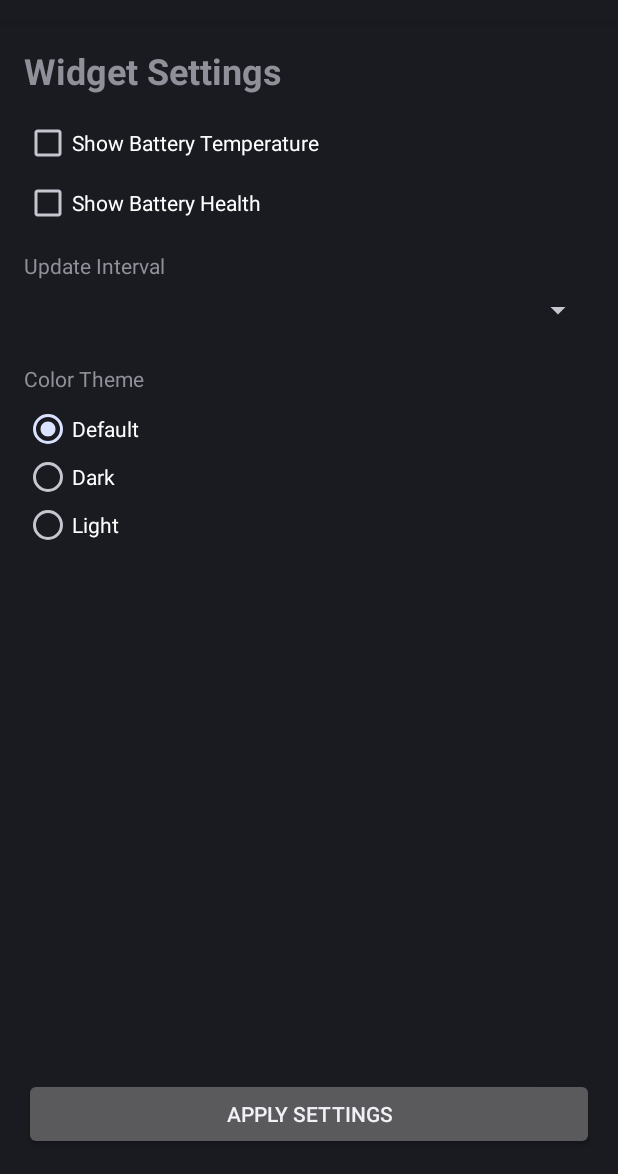
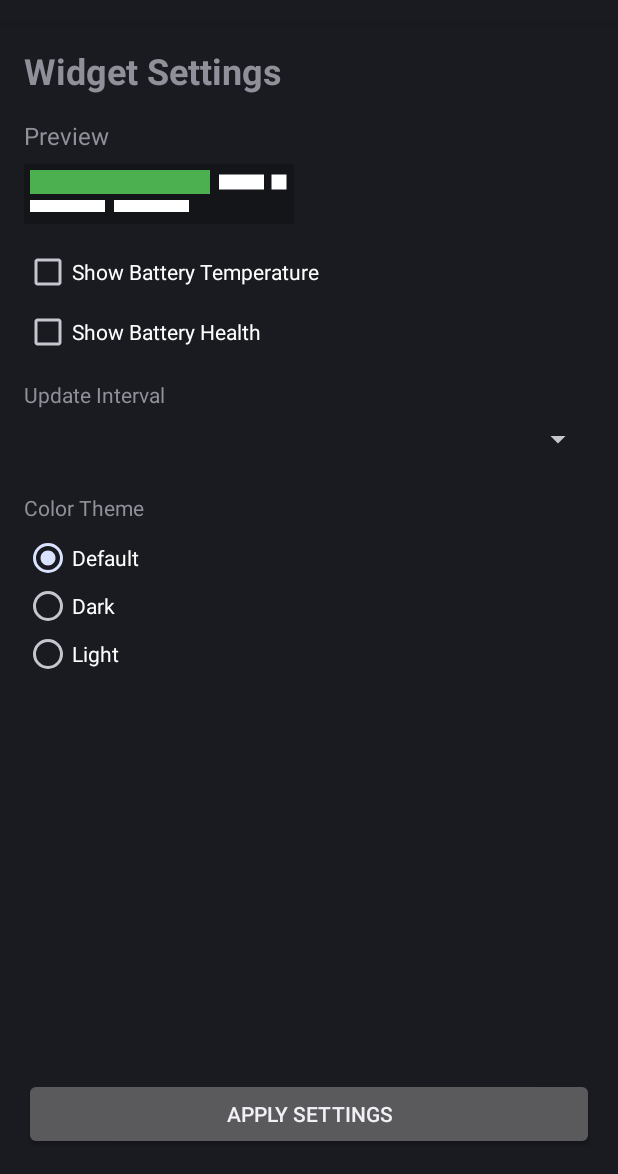
Before and after one commit to DerpFest-AOSP/packages_apps_Prospect, an Android app: the WidgetConfigActivity screen opened directly, with no data from a screen before it, on a phone screen of 412 x 824 dp, the part 62-1236 px from its top. Run offline under Robolectric (Android 15) with nearby library versions, the phone set to English and light mode, and no system bars; 1 statement that could not run was skipped.

Commit message:
Prospect: Add widget theme preview in configuration activity
- Implement dynamic widget preview based on selected theme
- Add ImageView to display theme variations (default, light, dark)
- Update configuration activity to load and reflect theme preview

```diff
--- a/app/src/main/java/org/derpfest/prospect/config/WidgetConfigActivity.kt
+++ b/app/src/main/java/org/derpfest/prospect/config/WidgetConfigActivity.kt
@@ -18,6 +18,7 @@ class WidgetConfigActivity : Activity() {
     private lateinit var showBatteryHealth: CheckBox
     private lateinit var updateInterval: Spinner
     private lateinit var themeSelection: RadioGroup
+    private lateinit var widgetPreview: ImageView
 
     override fun onCreate(savedInstanceState: Bundle?) {
         super.onCreate(savedInstanceState)
@@ -40,6 +41,7 @@ class WidgetConfigActivity : Activity() {
         showBatteryHealth = findViewById(R.id.showBatteryHealth)
         updateInterval = findViewById(R.id.updateInterval)
         themeSelection = findViewById(R.id.themeSelection)
+        widgetPreview = findViewById(R.id.widget_preview)
 
         // Setup spinner
         ArrayAdapter.createFromResource(
@@ -49,6 +51,16 @@ class WidgetConfigActivity : Activity() {
         ).also { adapter ->
             adapter.setDropDownViewResource(android.R.layout.simple_spinner_dropdown_item)
             updateInterval.adapter = adapter
+        }
+
+        // Setup theme selection listener
+        themeSelection.setOnCheckedChangeListener { _, checkedId ->
+            val previewDrawable = when (checkedId) {
+                R.id.themeDark -> R.drawable.noblesse_preview_dark
+                R.id.themeLight -> R.drawable.noblesse_preview_light
+                else -> R.drawable.noblesse_preview_default
+            }
+            widgetPreview.setImageResource(previewDrawable)
         }
 
         // Load saved preferences if any
@@ -70,7 +82,16 @@ class WidgetConfigActivity : Activity() {
         showBatteryTemp.isChecked = prefs.getBoolean(getPreferenceKey(PREF_SHOW_TEMP), false)
         showBatteryHealth.isChecked = prefs.getBoolean(getPreferenceKey(PREF_SHOW_HEALTH), false)
         updateInterval.setSelection(prefs.getInt(getPreferenceKey(PREF_UPDATE_INTERVAL), 0))
-        themeSelection.check(prefs.getInt(getPreferenceKey(PREF_THEME), R.id.themeDefault))
+
+        // Load theme and update preview
+        val savedTheme = prefs.getInt(getPreferenceKey(PREF_THEME), R.id.themeDefault)
+        themeSelection.check(savedTheme)
+        val previewDrawable = when (savedTheme) {
+            R.id.themeDark -> R.drawable.noblesse_preview_dark
+            R.id.themeLight -> R.drawable.noblesse_preview_light
+            else -> R.drawable.noblesse_preview_default
+        }
+        widgetPreview.setImageResource(previewDrawable)
     }
 
     private fun savePreferences() {
--- /dev/null
+++ b/app/src/main/res/drawable/noblesse_preview_dark.xml
@@ -0,0 +1,37 @@
+<?xml version="1.0" encoding="utf-8"?>
+<vector xmlns:android="http://schemas.android.com/apk/res/android"
+    android:width="180dp"
+    android:height="40dp"
+    android:viewportWidth="180"
+    android:viewportHeight="40">
+
+    <!-- Background -->
+    <path
+        android:fillColor="@color/widget_bg_dark"
+        android:pathData="M0,0h180v40h-180z"/>
+
+    <!-- Battery Level Bar -->
+    <path
+        android:fillColor="@color/battery_good"
+        android:pathData="M4,4h120v16h-120z"/>
+
+    <!-- Battery Percentage -->
+    <path
+        android:fillColor="@color/widget_text_dark"
+        android:pathData="M130,7h30v10h-30z"/>
+
+    <!-- Charging Icon -->
+    <path
+        android:fillColor="@color/widget_text_dark"
+        android:pathData="M165,7h10v10h-10z"/>
+
+    <!-- Temperature Text -->
+    <path
+        android:fillColor="@color/widget_text_dark"
+        android:pathData="M4,24h50v8h-50z"/>
+
+    <!-- Health Status Text -->
+    <path
+        android:fillColor="@color/widget_text_dark"
+        android:pathData="M60,24h50v8h-50z"/>
+</vector>
--- /dev/null
+++ b/app/src/main/res/drawable/noblesse_preview_default.xml
@@ -0,0 +1,37 @@
+<?xml version="1.0" encoding="utf-8"?>
+<vector xmlns:android="http://schemas.android.com/apk/res/android"
+    android:width="180dp"
+    android:height="40dp"
+    android:viewportWidth="180"
+    android:viewportHeight="40">
+
+    <!-- Background -->
+    <path
+        android:fillColor="@color/widget_bg_default"
+        android:pathData="M0,0h180v40h-180z"/>
+
+    <!-- Battery Level Bar -->
+    <path
+        android:fillColor="@color/battery_good"
+        android:pathData="M4,4h120v16h-120z"/>
+
+    <!-- Battery Percentage -->
+    <path
+        android:fillColor="@color/widget_text_default"
+        android:pathData="M130,7h30v10h-30z"/>
+
+    <!-- Charging Icon -->
+    <path
+        android:fillColor="@color/widget_text_default"
+        android:pathData="M165,7h10v10h-10z"/>
+
+    <!-- Temperature Text -->
+    <path
+        android:fillColor="@color/widget_text_default"
+        android:pathData="M4,24h50v8h-50z"/>
+
+    <!-- Health Status Text -->
+    <path
+        android:fillColor="@color/widget_text_default"
+        android:pathData="M60,24h50v8h-50z"/>
+</vector>
--- /dev/null
+++ b/app/src/main/res/drawable/noblesse_preview_light.xml
@@ -0,0 +1,37 @@
+<?xml version="1.0" encoding="utf-8"?>
+<vector xmlns:android="http://schemas.android.com/apk/res/android"
+    android:width="180dp"
+    android:height="40dp"
+    android:viewportWidth="180"
+    android:viewportHeight="40">
+
+    <!-- Background -->
+    <path
+        android:fillColor="@color/widget_bg_light"
+        android:pathData="M0,0h180v40h-180z"/>
+
+    <!-- Battery Level Bar -->
+    <path
+        android:fillColor="@color/battery_good"
+        android:pathData="M4,4h120v16h-120z"/>
+
+    <!-- Battery Percentage -->
+    <path
+        android:fillColor="@color/widget_text_light"
+        android:pathData="M130,7h30v10h-30z"/>
+
+    <!-- Charging Icon -->
+    <path
+        android:fillColor="@color/widget_text_light"
+        android:pathData="M165,7h10v10h-10z"/>
+
+    <!-- Temperature Text -->
+    <path
+        android:fillColor="@color/widget_text_light"
+        android:pathData="M4,24h50v8h-50z"/>
+
+    <!-- Health Status Text -->
+    <path
+        android:fillColor="@color/widget_text_light"
+        android:pathData="M60,24h50v8h-50z"/>
+</vector>
--- a/app/src/main/res/layout/widget_config_activity.xml
+++ b/app/src/main/res/layout/widget_config_activity.xml
@@ -12,6 +12,21 @@
         android:textSize="24sp"
         android:textStyle="bold"
         android:layout_marginBottom="16dp"/>
+
+    <!-- Preview Section -->
+    <TextView
+        android:layout_width="wrap_content"
+        android:layout_height="wrap_content"
+        android:text="Preview"
+        android:textSize="16sp"
+        android:layout_marginBottom="8dp"/>
+
+    <ImageView
+        android:id="@+id/widget_preview"
+        android:layout_width="180dp"
+        android:layout_height="40dp"
+        android:layout_marginBottom="16dp"
+        android:src="@drawable/noblesse_preview_default"/>
 
     <CheckBox
         android:id="@+id/showBatteryTemp"
```
